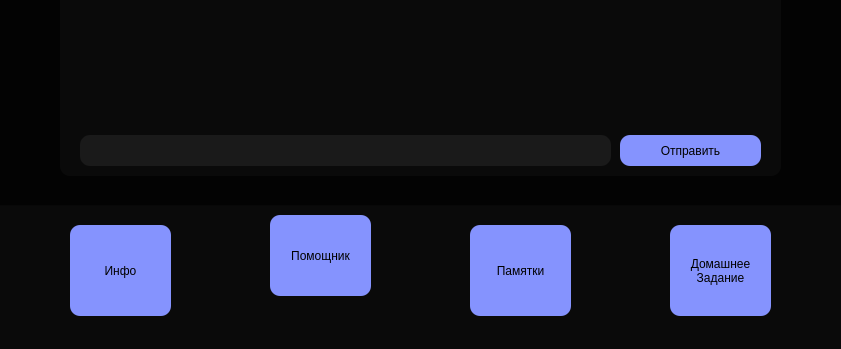
Old version of the form gui/chatai.ui in the repository Anarchowitz/SHelper; both pictures show x 120 to 961 and y 365 to 714 of the 1074 by 714 pixel window.
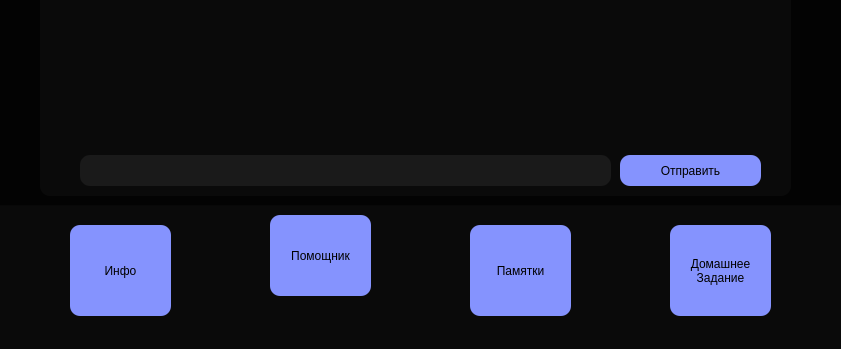
New version of the form. Icons and pictures are not drawn.

```diff
--- a/gui/chatai.ui
+++ b/gui/chatai.ui
@@ -210,10 +210,10 @@
    <widget class="QFrame" name="frame_3">
     <property name="geometry">
      <rect>
-      <x>180</x>
+      <x>160</x>
       <y>80</y>
-      <width>721</width>
-      <height>461</height>
+      <width>751</width>
+      <height>481</height>
      </rect>
     </property>
     <property name="styleSheet">
@@ -230,8 +230,8 @@
     <widget class="QTextEdit" name="textEdit">
      <property name="geometry">
       <rect>
-       <x>20</x>
-       <y>420</y>
+       <x>40</x>
+       <y>440</y>
        <width>531</width>
        <height>31</height>
       </rect>
@@ -245,8 +245,8 @@
     <widget class="QPushButton" name="sendButton">
      <property name="geometry">
       <rect>
-       <x>560</x>
-       <y>420</y>
+       <x>580</x>
+       <y>440</y>
        <width>141</width>
        <height>31</height>
       </rect>
@@ -275,10 +275,10 @@
     <widget class="QTextBrowser" name="textBrowser">
      <property name="geometry">
       <rect>
-       <x>30</x>
-       <y>20</y>
-       <width>661</width>
-       <height>371</height>
+       <x>10</x>
+       <y>10</y>
+       <width>731</width>
+       <height>421</height>
       </rect>
      </property>
     </widget>
```
